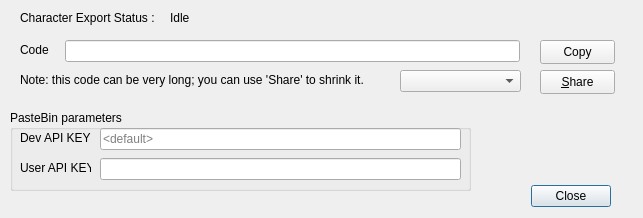
The window that Assets/ui_files/dlgBuildExport.ui (PathOfBuildingCommunity/PathOfBuilding-Python) describes before a commit, drawn with Qt 5.
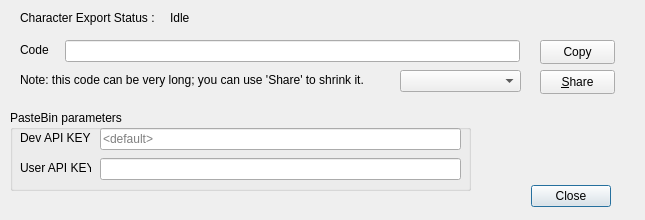
The same window after the commit. Icons and pictures are not drawn.

```diff
--- a/Assets/ui_files/dlgBuildExport.ui
+++ b/Assets/ui_files/dlgBuildExport.ui
@@ -6,10 +6,16 @@
    <rect>
     <x>0</x>
     <y>0</y>
-    <width>643</width>
-    <height>218</height>
+    <width>645</width>
+    <height>220</height>
    </rect>
   </property>
+  <property name="maximumSize">
+   <size>
+    <width>645</width>
+    <height>220</height>
+   </size>
+  </property>
   <property name="windowTitle">
    <string>Export current character. Generate a code to share this build with other Path of Building users.</string>
   </property>
```
